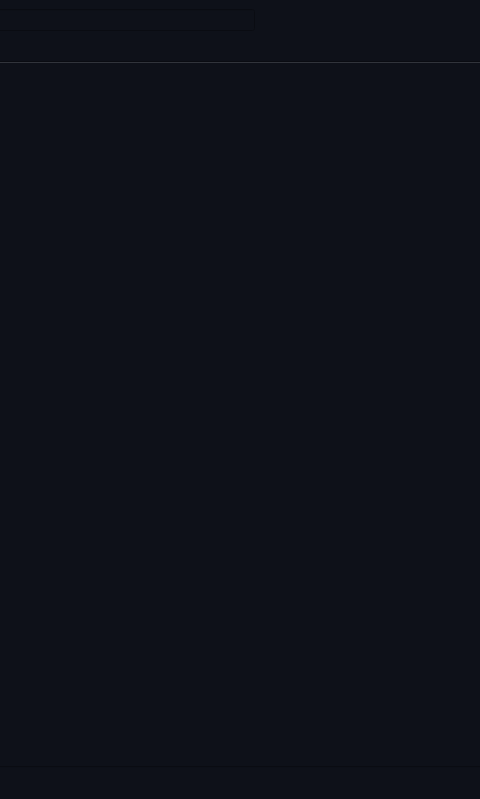
The window that ui/graphic_view.ui (CryptoCoinsWorks/analyse_chart) describes before a commit, drawn with Qt 5; both pictures show x 233 to 713 and y 0 to 799 of the 947 by 799 pixel window.
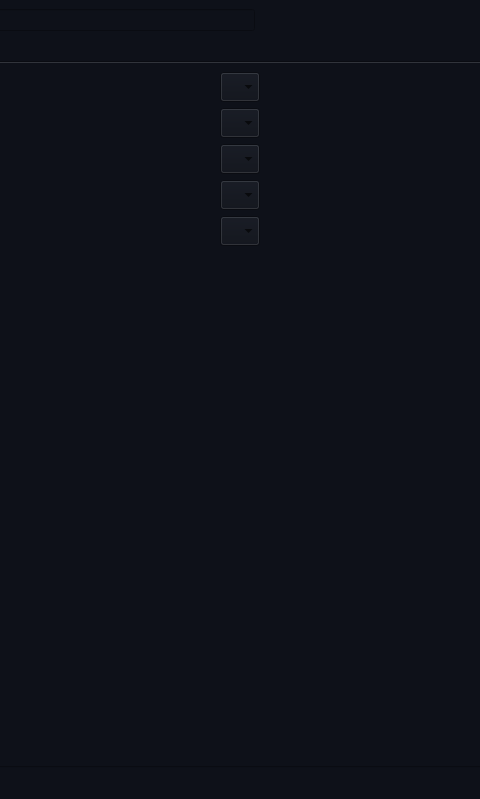
The same window after the commit.

Commit message: Grosse Avance sur Class + Ajout Design contour fenetre

What changed in the file:
```diff
--- a/ui/graphic_view.ui
+++ b/ui/graphic_view.ui
@@ -18,32 +18,6 @@
   </property>
   <widget class="QWidget" name="centralwidget">
    <layout class="QGridLayout" name="gridLayout">
-    <item row="1" column="0">
-     <widget class="QTabWidget" name="tabWidget">
-      <property name="styleSheet">
-       <string notr="true"/>
-      </property>
-      <property name="currentIndex">
-       <number>0</number>
-      </property>
-      <widget class="QWidget" name="tab">
-       <attribute name="title">
-        <string>Graphique</string>
-       </attribute>
-       <layout class="QGridLayout" name="gridLayout_3">
-        <item row="0" column="0">
-         <layout class="QGridLayout" name="gridLayout_2"/>
-        </item>
-       </layout>
-      </widget>
-      <widget class="QWidget" name="tab_2">
-       <attribute name="title">
-        <string>Fondamentaux</string>
-       </attribute>
-       <layout class="QVBoxLayout" name="verticalLayout"/>
-      </widget>
-     </widget>
-    </item>
     <item row="0" column="0">
      <layout class="QHBoxLayout" name="horizontalLayout">
       <item>
@@ -71,6 +45,136 @@
       </item>
      </layout>
     </item>
+    <item row="1" column="0">
+     <widget class="QTabWidget" name="tabWidget">
+      <property name="styleSheet">
+       <string notr="true"/>
+      </property>
+      <property name="currentIndex">
+       <number>0</number>
+      </property>
+      <widget class="QWidget" name="tab">
+       <attribute name="title">
+        <string>Graphique</string>
+       </attribute>
+       <layout class="QHBoxLayout" name="horizontalLayout_2">
+        <item>
+         <layout class="QVBoxLayout" name="verticalLayout_2">
+          <property name="sizeConstraint">
+           <enum>QLayout::SetMinAndMaxSize</enum>
+          </property>
+          <item>
+           <widget class="QComboBox" name="comboBox">
+            <property name="minimumSize">
+             <size>
+              <width>30</width>
+              <height>30</height>
+             </size>
+            </property>
+            <property name="maximumSize">
+             <size>
+              <width>40</width>
+              <height>40</height>
+             </size>
+            </property>
+           </widget>
+          </item>
+          <item>
+           <widget class="QComboBox" name="comboBox_2">
+            <property name="minimumSize">
+             <size>
+              <width>30</width>
+              <height>30</height>
+             </size>
+            </property>
+            <property name="maximumSize">
+             <size>
+              <width>40</width>
+              <height>40</height>
+             </size>
+            </property>
+           </widget>
+          </item>
+          <item>
+           <widget class="QComboBox" name="comboBox_3">
+            <property name="minimumSize">
+             <size>
+              <width>30</width>
+              <height>30</height>
+             </size>
+            </property>
+            <property name="maximumSize">
+             <size>
+              <width>40</width>
+              <height>40</height>
+             </size>
+            </property>
+           </widget>
+          </item>
+          <item>
+           <widget class="QComboBox" name="comboBox_4">
+            <property name="minimumSize">
+             <size>
+              <width>30</width>
+              <height>30</height>
+             </size>
+            </property>
+            <property name="maximumSize">
+             <size>
+              <width>40</width>
+              <height>40</height>
+             </size>
+            </property>
+           </widget>
+          </item>
+          <item>
+           <widget class="QComboBox" name="comboBox_5">
+            <property name="minimumSize">
+             <size>
+              <width>30</width>
+              <height>30</height>
+             </size>
+            </property>
+            <property name="maximumSize">
+             <size>
+              <width>40</width>
+              <height>40</height>
+             </size>
+            </property>
+           </widget>
+          </item>
+          <item>
+           <spacer name="verticalSpacer">
+            <property name="orientation">
+             <enum>Qt::Vertical</enum>
+            </property>
+            <property name="sizeHint" stdset="0">
+             <size>
+              <width>20</width>
+              <height>40</height>
+             </size>
+            </property>
+           </spacer>
+          </item>
+         </layout>
+        </item>
+        <item>
+         <layout class="QGridLayout" name="gridLayout_2">
+          <property name="sizeConstraint">
+           <enum>QLayout::SetMaximumSize</enum>
+          </property>
+         </layout>
+        </item>
+       </layout>
+      </widget>
+      <widget class="QWidget" name="tab_2">
+       <attribute name="title">
+        <string>Fondamentaux</string>
+       </attribute>
+       <layout class="QVBoxLayout" name="verticalLayout"/>
+      </widget>
+     </widget>
+    </item>
    </layout>
   </widget>
   <widget class="QMenuBar" name="menubar">
```
The commit also changes 13 other files.
